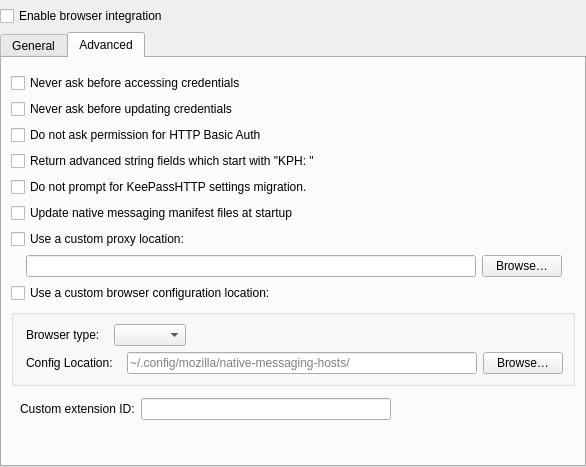
First picture: the form in src/browser/BrowserSettingsWidget.ui, repository keepassxreboot/keepassxc, before the edit.
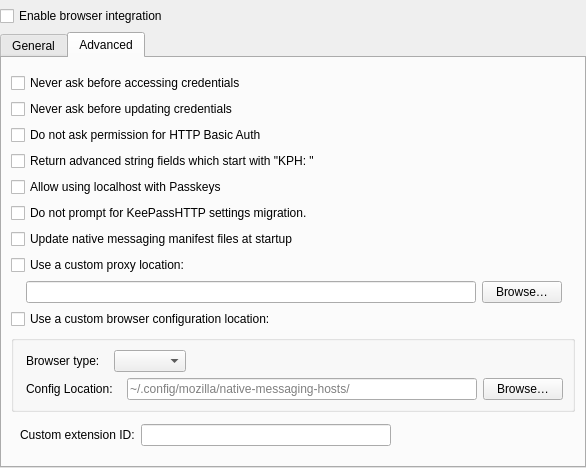
Second picture: the form after the edit. The open tabs and pages were chosen to show the change. Custom widgets are drawn as their Qt base class.

Diff of the .ui file:
```diff
--- a/src/browser/BrowserSettingsWidget.ui
+++ b/src/browser/BrowserSettingsWidget.ui
@@ -310,6 +310,16 @@
          </property>
         </widget>
        </item>
+       <item>
+        <widget class="QCheckBox" name="allowLocalhostWithPasskeys">
+         <property name="toolTip">
+          <string>Allows using insecure http://localhost with Passkeys for testing purposes.</string>
+         </property>
+         <property name="text">
+          <string>Allow using localhost with Passkeys</string>
+         </property>
+        </widget>
+       </item>
        <item>
         <widget class="QCheckBox" name="noMigrationPrompt">
          <property name="toolTip">
```
